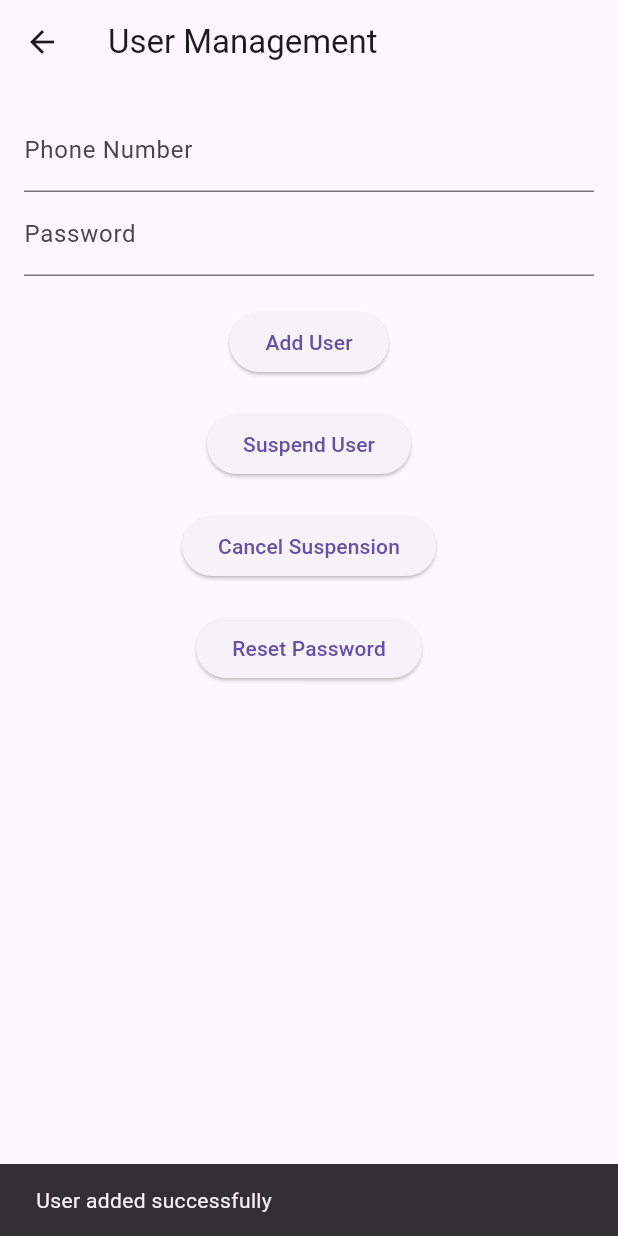
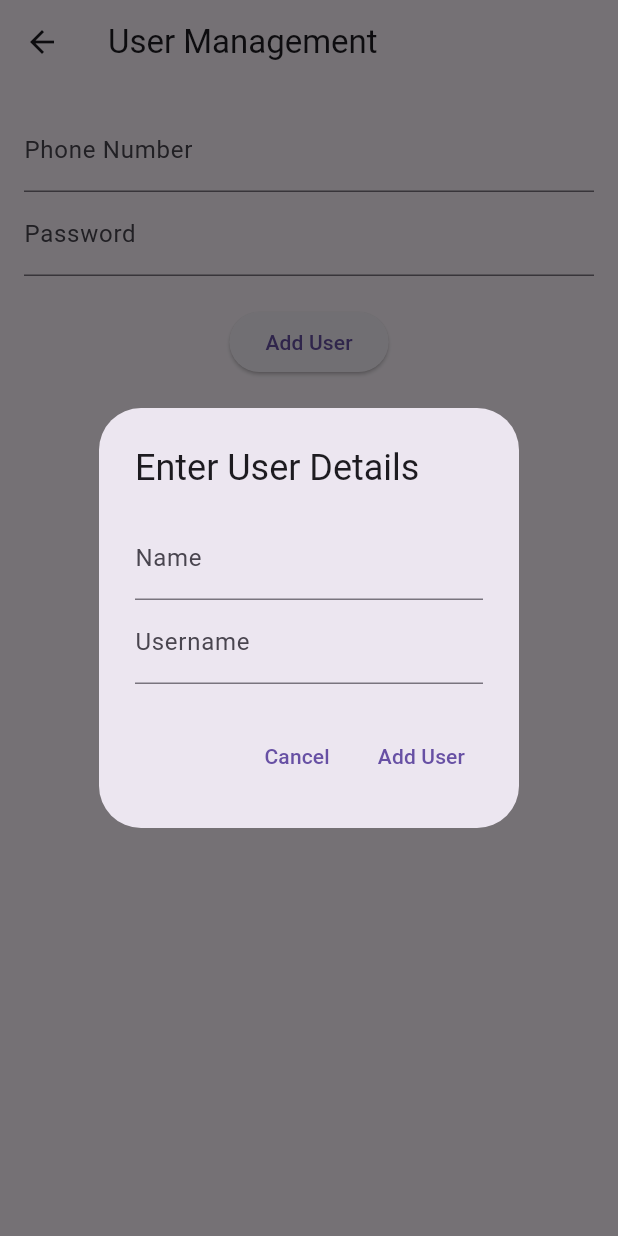
Before and after one commit to vismaymenon/jobs4us_githubrepo, a Flutter app: the UserManagementPage screen opened by its route, after a tap on "Add User", on a phone screen of 412 x 824 dp. Run offline on Flutter 3.47's test engine with Material 3 defaults, Android fonts, the phone set to English and light mode, and no system bars; our stand-ins replace cloud_firestore, firebase_auth, firebase_core, flutter_dotenv, photo_view; accounts and stored records are empty.

Commit message:
Add user management page

```diff
--- a/jobs4us/lib/pages/user_management_page.dart
+++ b/jobs4us/lib/pages/user_management_page.dart
@@ -13,11 +13,24 @@ class _UserManagementPageState extends State<UserManagementPage> {
   final TextEditingController _phoneController = TextEditingController();
   final TextEditingController _passwordController = TextEditingController();
 
-  Future<void> _addUser(String phone, String password) async {
+  // Ensure phone starts with +65
+  String _formatPhoneNumber(String phone) {
+    if (phone.isNotEmpty && !phone.startsWith('+65')) {
+      return '+65' + phone.replaceAll(RegExp(r'[^0-9]'), ''); // Remove non-numeric characters and add +65
+    }
+    return phone;
+  }
+
+  // Function to add a user to Firestore
+  Future<void> _addUser(String phone, String password, String name, String username) async {
     try {
-      await _firestore.collection('residents').doc(phone).set({
-        'password': password,
-        'status': 'active', // New account is active by default
+      final formattedPhone = _formatPhoneNumber(phone);
+      await _firestore.collection('residents').doc(formattedPhone).set({
+         'name': name,
+          'username': username,
+          'phone': formattedPhone,
+          'password': password, // Use hashing for security in a real app
+          'status': 'active', // Set the status to 'active'
       });
       ScaffoldMessenger.of(context).showSnackBar(SnackBar(content: Text('User added successfully')));
     } catch (e) {
@@ -25,9 +38,62 @@ class _UserManagementPageState extends State<UserManagementPage> {
     }
   }
 
+  // Function to show the dialog for entering name and username
+  void _showAddUserDialog() {
+    TextEditingController _nameController = TextEditingController();
+    TextEditingController _usernameController = TextEditingController();
+
+    showDialog(
+      context: context,
+      builder: (BuildContext context) {
+        return AlertDialog(
+          title: Text('Enter User Details'),
+          content: Column(
+            mainAxisSize: MainAxisSize.min,
+            children: [
+              TextField(
+                controller: _nameController,
+                decoration: InputDecoration(labelText: 'Name'),
+              ),
+              TextField(
+                controller: _usernameController,
+                decoration: InputDecoration(labelText: 'Username'),
+              ),
+            ],
+          ),
+          actions: [
+            TextButton(
+              onPressed: () {
+                Navigator.of(context).pop();
+              },
+              child: Text('Cancel'),
+            ),
+            TextButton(
+              onPressed: () {
+                String phone = _phoneController.text;
+                String password = _passwordController.text;
+                String name = _nameController.text;
+                String username = _usernameController.text;
+                if (phone.isNotEmpty && password.isNotEmpty && name.isNotEmpty && username.isNotEmpty) {
+                  _addUser(phone, password, name, username);
+                  Navigator.of(context).pop(); // Close the dialog after adding the user
+                } else {
+                  ScaffoldMessenger.of(context).showSnackBar(SnackBar(content: Text('Please fill in all fields')));
+                }
+              },
+              child: Text('Add User'),
+            ),
+          ],
+        );
+      },
+    );
+  }
+
+  // Function to suspend a user
   Future<void> _suspendUser(String phone) async {
     try {
-      await _firestore.collection('residents').doc(phone).update({
+      final formattedPhone = _formatPhoneNumber(phone);
+      await _firestore.collection('residents').doc(formattedPhone).update({
         'status': 'suspended',
       });
       ScaffoldMessenger.of(context).showSnackBar(SnackBar(content: Text('User suspended successfully')));
@@ -36,9 +102,11 @@ class _UserManagementPageState extends State<UserManagementPage> {
     }
   }
 
+  // Function to cancel a user's suspension
   Future<void> _cancelSuspension(String phone) async {
     try {
-      await _firestore.collection('residents').doc(phone).update({
+      final formattedPhone = _formatPhoneNumber(phone);
+      await _firestore.collection('residents').doc(formattedPhone).update({
         'status': 'active', // Revert status back to 'active'
       });
       ScaffoldMessenger.of(context).showSnackBar(SnackBar(content: Text('Suspension canceled, user is now active')));
@@ -47,12 +115,23 @@ class _UserManagementPageState extends State<UserManagementPage> {
     }
   }
 
+  // Function to reset a user's password
   Future<void> _resetPassword(String phone, String newPassword) async {
     try {
-      await _firestore.collection('residents').doc(phone).set({
-        'password': newPassword, // New account is active by default
-      });
-      ScaffoldMessenger.of(context).showSnackBar(SnackBar(content: Text('Password resetted successfully')));
+      final formattedPhone = _formatPhoneNumber(phone);
+
+      // Fetch the current document to retain other fields
+      final docSnapshot = await _firestore.collection('residents').doc(formattedPhone).get();
+
+      if (docSnapshot.exists) {
+        // Update only the password field
+        await _firestore.collection('residents').doc(formattedPhone).update({
+          'password': newPassword,
+        });
+        ScaffoldMessenger.of(context).showSnackBar(SnackBar(content: Text('Password reset successfully')));
+      } else {
+        ScaffoldMessenger.of(context).showSnackBar(SnackBar(content: Text('User not found')));
+      }
     } catch (e) {
       ScaffoldMessenger.of(context).showSnackBar(SnackBar(content: Text('Error resetting password: $e')));
     }
@@ -66,36 +145,45 @@ class _UserManagementPageState extends State<UserManagementPage> {
         padding: const EdgeInsets.all(16.0),
         child: Column(
           children: [
+            // Phone and password input fields
             TextField(
               controller: _phoneController,
               decoration: InputDecoration(labelText: 'Phone Number'),
+              keyboardType: TextInputType.phone,
             ),
             TextField(
               controller: _passwordController,
               decoration: InputDecoration(labelText: 'Password'),
+              obscureText: true,
             ),
             SizedBox(height: 20),
+
+            // Add User Button (opens dialog for name and username)
             ElevatedButton(
-              onPressed: () {
-                _addUser(_phoneController.text, _passwordController.text);
-              },
+              onPressed: _showAddUserDialog, // Show the dialog when the button is pressed
               child: Text('Add User'),
             ),
-            SizedBox(height: 20), // Adds a box (space) between the buttons
+            SizedBox(height: 20),
+
+            // Suspend User Button
             ElevatedButton(
               onPressed: () {
                 _suspendUser(_phoneController.text);
               },
               child: Text('Suspend User'),
             ),
-            SizedBox(height: 20), // Adds a box (space) between the buttons
+            SizedBox(height: 20),
+
+            // Cancel Suspension Button
             ElevatedButton(
               onPressed: () {
                 _cancelSuspension(_phoneController.text);
               },
               child: Text('Cancel Suspension'),
             ),
-            SizedBox(height: 20), // Adds a box (space) between the buttons
+            SizedBox(height: 20),
+
+            // Reset Password Button
             ElevatedButton(
               onPressed: () {
                 _resetPassword(_phoneController.text, _passwordController.text);
--- a/jobs4us/lib/pages/voucher_tasks_page.dart
+++ b/jobs4us/lib/pages/voucher_tasks_page.dart
@@ -41,6 +41,7 @@ class _VoucherTasksPageState extends State<VoucherTasksPage> {
         title: Text('Voucher Tasks'),
         backgroundColor: Color(0xFF002856), // Dark Blue
         foregroundColor: Colors.white, // White text color
+        automaticallyImplyLeading: false,
       ),
       body: tasks.isEmpty
           ? Center(
```
Also changed, not shown: 1 other file.
